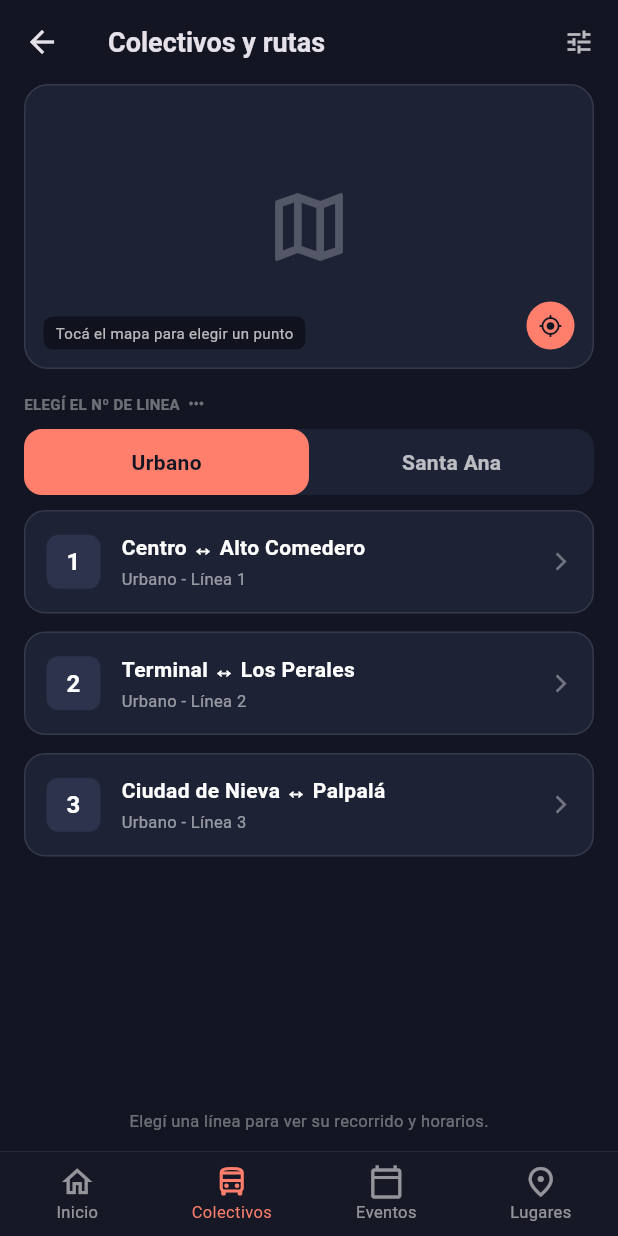
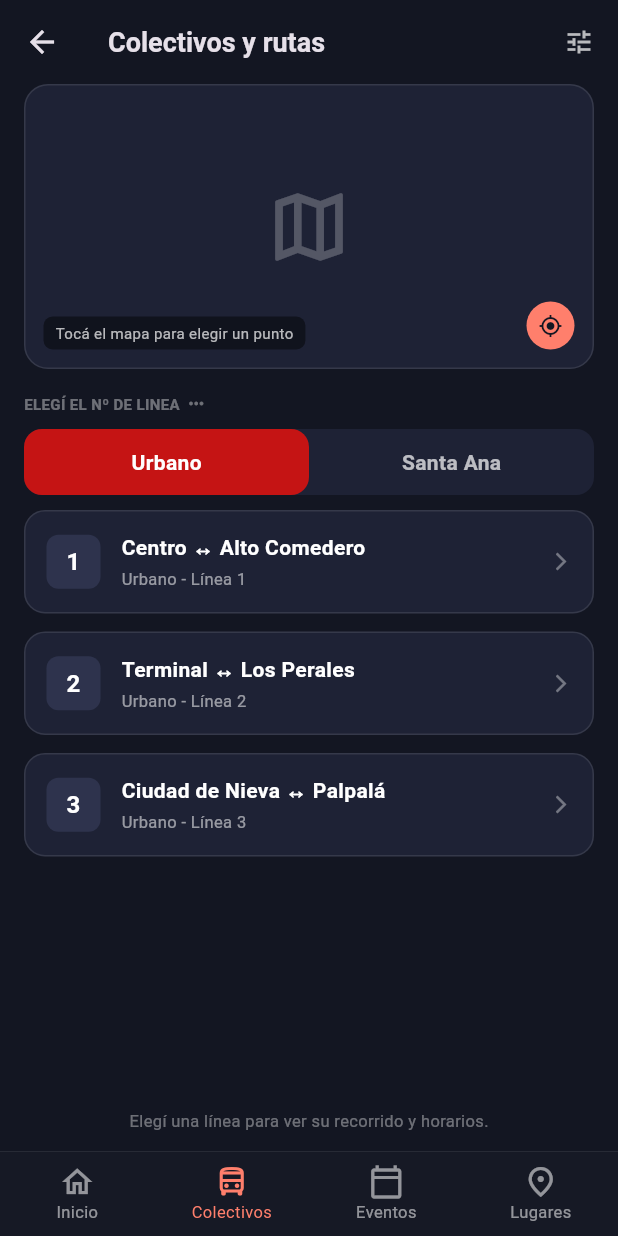
Before and after one commit to Dranacielg/Pacha-Movil, a Flutter app: the screen it shows after launch, after a tap on "Salí a descubrir Jujuy", after a tap on "Colectivos y rutas", on a phone screen of 412 x 824 dp. Run offline on Flutter 3.47's test engine with Material 3 defaults, Android fonts, the phone set to English and light mode, and no system bars.

Commit message:
fronted actualizado con fotos

```diff
--- a/lib/colectivosyrutas.dart
+++ b/lib/colectivosyrutas.dart
@@ -94,7 +94,7 @@ class _ColectivosY_RutasState extends State<ColectivosY_Rutas> {
                           onTap: () => setState(() => lineaSeleccionada = 'Urbano'),
                           child: Container(
                             decoration: BoxDecoration(
-                              color: lineaSeleccionada == 'Urbano' ? const Color(0xFFFF7F6C) : Colors.transparent,
+                              color: lineaSeleccionada == 'Urbano' ? const Color.fromARGB(255, 197, 20, 20) : Colors.transparent,
                               borderRadius: BorderRadius.circular(12),
                             ),
                             alignment: Alignment.center,
@@ -102,7 +102,7 @@ class _ColectivosY_RutasState extends State<ColectivosY_Rutas> {
                               'Urbano',
                               style: TextStyle(
                                 fontWeight: FontWeight.bold,
-                                color: lineaSeleccionada == 'Urbano' ? const Color(0xFF131622) : Colors.white70,
+                                color: lineaSeleccionada == 'Urbano' ? const Color.fromARGB(255, 255, 255, 255) : Colors.white70,
                               ),
                             ),
                           ),
@@ -113,7 +113,7 @@ class _ColectivosY_RutasState extends State<ColectivosY_Rutas> {
                           onTap: () => setState(() => lineaSeleccionada = 'Santa Ana'),
                           child: Container(
                             decoration: BoxDecoration(
-                              color: lineaSeleccionada == 'Santa Ana' ? const Color(0xFFFF7F6C) : Colors.transparent,
+                              color: lineaSeleccionada == 'Santa Ana' ? const Color.fromARGB(255, 240, 243, 67) : Colors.transparent,
                               borderRadius: BorderRadius.circular(12),
                             ),
                             alignment: Alignment.center,
--- a/lib/main.dart
+++ b/lib/main.dart
@@ -50,42 +50,43 @@ class PantallaBienvenida extends StatelessWidget {
               Row(
                 mainAxisAlignment: MainAxisAlignment.spaceBetween,
                 children: const [
-                  Text('9:41', style: TextStyle(fontWeight: FontWeight.bold, fontSize: 14)),
-                  Icon(Icons.wifi, size: 16),
+
                 ],
               ),
 
-              // Contenido central (Logo y textos)
+              // Contenido central (Ilustración y textos)
               Column(
                 children: [
-                  // Placeholder para el Logo / Ilustración principal
-                  Container(
-                    height: 180,
-                    width: 180,
-                    decoration: BoxDecoration(
-                      color: const Color(0xFF1E2235),
-                      borderRadius: BorderRadius.circular(20),
-                    ),
-                    child: Center(
-                      child: Image.asset(
-                        'assets/logo_principal.png',
-                        errorBuilder: (context, error, stackTrace) => const Icon(
-                          Icons.landscape,
-                          size: 80,
-                          color: Color(0xFFFF7F6C),
-                        ),
-                      ),
+                  // Ilustración sin recuadro de fondo (asegúrate de que tu imagen sea solo el dibujo)
+                  Image.asset(
+                    'assets/logo.jpeg', // <--- Reemplaza con el nombre de tu archivo de ilustración
+                    height: 240,
+                    fit: BoxFit.contain,
+                    errorBuilder: (context, error, stackTrace) => const Icon(
+                      Icons.landscape,
+                      size: 100,
+                      color: Color(0xFFFF7F6C),
                     ),
                   ),
                   const SizedBox(height: 30),
                   const Text(
-                    '¿Qué Pa Cha\nen Jujuy?',
+                    'Qué Pa Cha',
                     textAlign: TextAlign.center,
                     style: TextStyle(
                       fontSize: 32,
                       fontWeight: FontWeight.bold,
                       height: 1.1,
                       color: Colors.white,
+                    ),
+                  ),
+                  const Text(
+                    'en JUJUY?',
+                    textAlign: TextAlign.center,
+                    style: TextStyle(
+                      fontSize: 32,
+                      fontWeight: FontWeight.bold,
+                      height: 1.1,
+                      color: Color(0xFFFF7F6C),
                     ),
                   ),
                   const SizedBox(height: 16),
--- a/lib/menuprincipal.dart
+++ b/lib/menuprincipal.dart
@@ -62,7 +62,7 @@ class _MenuPrincipalState extends State<MenuPrincipal> {
                 context,
                 title: 'Colectivos y rutas',
                 subtitle: 'Líneas, y recorridos',
-                imagePath: 'assets/colectivos.png',
+                imagePath: 'assets/colesyrutas.jpeg',
                 route: '/colectivos',
               ),
               const SizedBox(height: 16),
@@ -72,7 +72,7 @@ class _MenuPrincipalState extends State<MenuPrincipal> {
                 context,
                 title: 'Eventos en la Ciudad',
                 subtitle: 'Fiestas, Ferias y Recitales.',
-                imagePath: 'assets/eventos.png',
+                imagePath: 'assets/eventos.jpeg',
                 route: '/eventos',
               ),
               const SizedBox(height: 16),
@@ -82,7 +82,7 @@ class _MenuPrincipalState extends State<MenuPrincipal> {
                 context,
                 title: 'Lugares Para Conocer',
                 subtitle: 'Cerros, quebradas y miradores',
-                imagePath: 'assets/lugares.png',
+                imagePath: 'assets/lugaresconocer.jpeg',
                 route: '/lugares',
               ),
               const SizedBox(height: 20),
--- a/pubspec.yaml
+++ b/pubspec.yaml
@@ -51,11 +51,15 @@ dev_dependencies:
 
 # The following section is specific to Flutter packages.
 flutter:
+  uses-material-design: true
+
+  assets:
+    - assets/
 
   # The following line ensures that the Material Icons font is
   # included with your application, so that you can use the icons in
   # the material Icons class.
-  uses-material-design: true
+
 
   # To add assets to your application, add an assets section, like this:
   # assets:
```
Also changed, not shown: assets/colesyrutas.jpeg (added), assets/eventos.jpeg (added), assets/logo.jpeg (added), assets/logo2.png (added), assets/lugaresconocer.jpeg (added).
